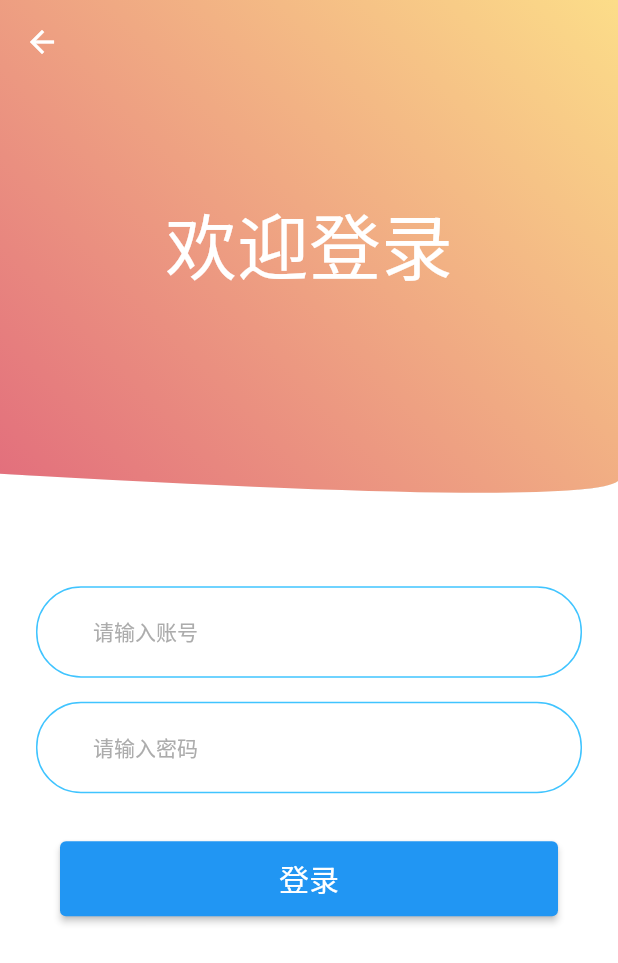
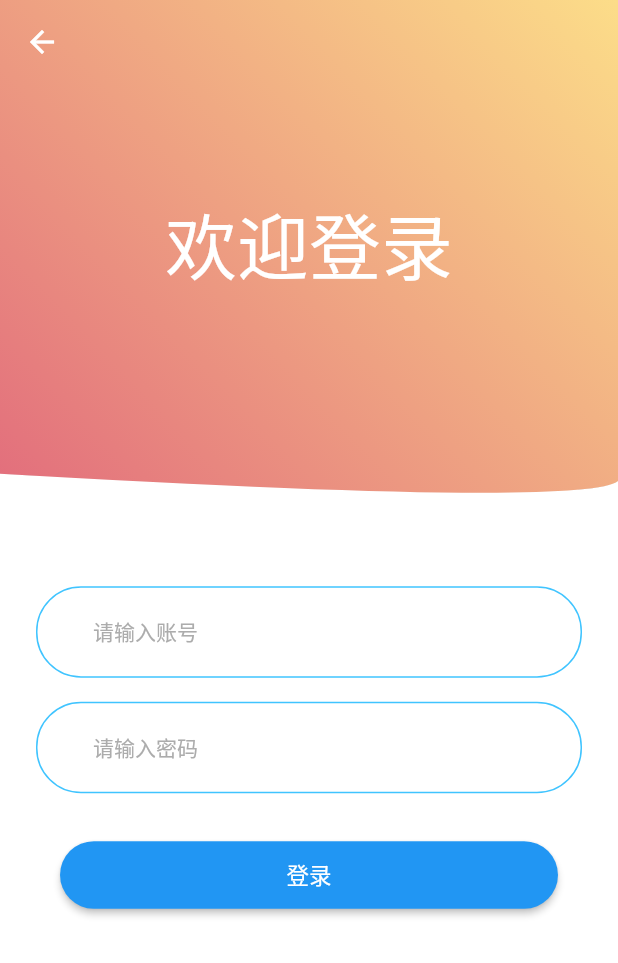
Before and after one commit to yangyxd/flutter_animation_demo, a Flutter app: the WaterWaveLoginAnimationPage screen opened directly, on a phone screen of 412 x 824 dp. Shown: the top 963 px of the screen. Run offline on Flutter 3.47's test engine with Material 2 defaults, Android fonts, the phone set to English and light mode, and no system bars; our stand-ins replace cached_network_image.

Commit message:
增加一个路径动画demo

```diff
--- a/lib/demo/002/counter_animation_page.dart
+++ b/lib/demo/002/counter_animation_page.dart
@@ -79,7 +79,7 @@ class AnimationCounter extends StatelessWidget {
   Widget build(BuildContext context) {
     /// 计算一下文字的大小
     final painter = TextPainter(
-        locale: Localizations.localeOf(context, nullOk: true),
+        locale: Localizations.localeOf(context),
         textDirection: TextDirection.ltr,
         textScaleFactor: 1.2,
         maxLines: 1,
--- a/lib/demo/010/water_wave_login_animation_page.dart
+++ b/lib/demo/010/water_wave_login_animation_page.dart
@@ -1,6 +1,9 @@
 import 'dart:math';
 
 import 'package:flutter/material.dart';
+import 'package:flutter/services.dart';
+
+import '../../utils.dart';
 
 /// 波浪效果登录页
 /// 参考： https://www.cnblogs.com/yangyxd/p/14428913.html
@@ -79,6 +82,8 @@ class _WaterWaveLoginAnimationPageState
     );
   }
 
+  double _width;
+
   Widget _buildBottomEditAndButton(double height) {
     return Positioned(
         top: height,
@@ -97,15 +102,34 @@ class _WaterWaveLoginAnimationPageState
               SizedBox(height: 32),
               Padding(
                 padding: const EdgeInsets.symmetric(horizontal: 16),
-                child: ElevatedButton(
-                  onPressed: () {},
-                  style: ButtonStyle(
-                    minimumSize: MaterialStateProperty.all(Size(double.infinity, 50.0)),
-                  ),
-                  child: Text('登录',
-                      style: TextStyle(color: Colors.white, fontSize: 20)),
-                ),
+                child: StatefulBuilder(builder: (context, state) {
+                  return AnimatedSizeButton(
+                    width: _width ?? MediaQuery.of(context).size.width - 32,
+                    height: 45,
+                    child: _width == 45
+                        ? SizedBox(
+                      width: 24,
+                      height: 24,
+                      child: CircularProgressIndicator(
+                        strokeWidth: 2.0,
+                        valueColor: AlwaysStoppedAnimation<Color>(Colors.white)),
+                    )
+                        : Text("登录"),
+                    onTap: () {
+                      state(() {
+                        _width = _width == 45 ? MediaQuery.of(context).size.width - 32 : 45;
+                      });
+                      Utils.sleep(1500, () {
+                        ScaffoldMessenger.of(context).showSnackBar(SnackBar(
+                          content: Text("登录成功")
+                        ));
+                        if (this.mounted) Navigator.maybePop(context);
+                      });
+                    },
+                  );
+                }),
               ),
+              SizedBox(height: 16),
             ],
           ),
         ));
@@ -164,3 +188,38 @@ class HeaderClipper extends CustomClipper<Path> {
   @override
   bool shouldReclip(oldClipper) => true;
 }
+
+class AnimatedSizeButton extends StatelessWidget {
+  final double width, height;
+  final Duration duration;
+  final Widget child;
+  final VoidCallback onTap;
+
+  const AnimatedSizeButton({
+    Key key,
+    this.width,
+    this.height,
+    this.child,
+    this.duration,
+    this.onTap
+  }) : super(key: key);
+
+  @override
+  Widget build(BuildContext context) {
+    return AnimatedContainer(
+      duration: duration ?? Duration(milliseconds: 300),
+      width: width,
+      height: height,
+      child: ElevatedButton(
+        child: child,
+        onPressed: onTap,
+        style: ButtonStyle(
+          shape: MaterialStateProperty.all(RoundedRectangleBorder(
+            borderRadius: BorderRadius.circular(height)
+          ))
+        ),
+      ),
+    );
+  }
+
+}
--- a/lib/main.dart
+++ b/lib/main.dart
@@ -21,6 +21,7 @@ import 'demo/013/clip_scroll_view_page.dart';
 import 'demo/014/image_hero_animation_page.dart';
 import 'demo/015/clock_animation_page.dart';
 import 'demo/016/transform_3d_view_page.dart';
+import 'demo/017/path_painter_animation_page.dart';
 import 'size_utils.dart';
 
 void main() {
@@ -46,6 +47,7 @@ class MyApp extends StatelessWidget {
     RouteItem("/014", desc: "插画长廊页面过渡动画效果", builder: (context) => ImageHeroAnimationPage()),
     RouteItem("/015", desc: "好看的钟表效果", builder: (context) => ClockAnimationPage()),
     RouteItem("/016", desc: "酷炫3D变换效果", builder: (context) => Transform3DViewPage()),
+    RouteItem("/017", desc: "路径绘制动画", builder: (context) => PathPainterAnimationPage()),
   ];
 
   @override
```
Also changed, not shown: lib/demo/016/transform_3d_view_page.dart (+51 -11 lines), lib/demo/017/path_painter_animation_page.dart (added, +99 -0 lines), pubspec.lock.
